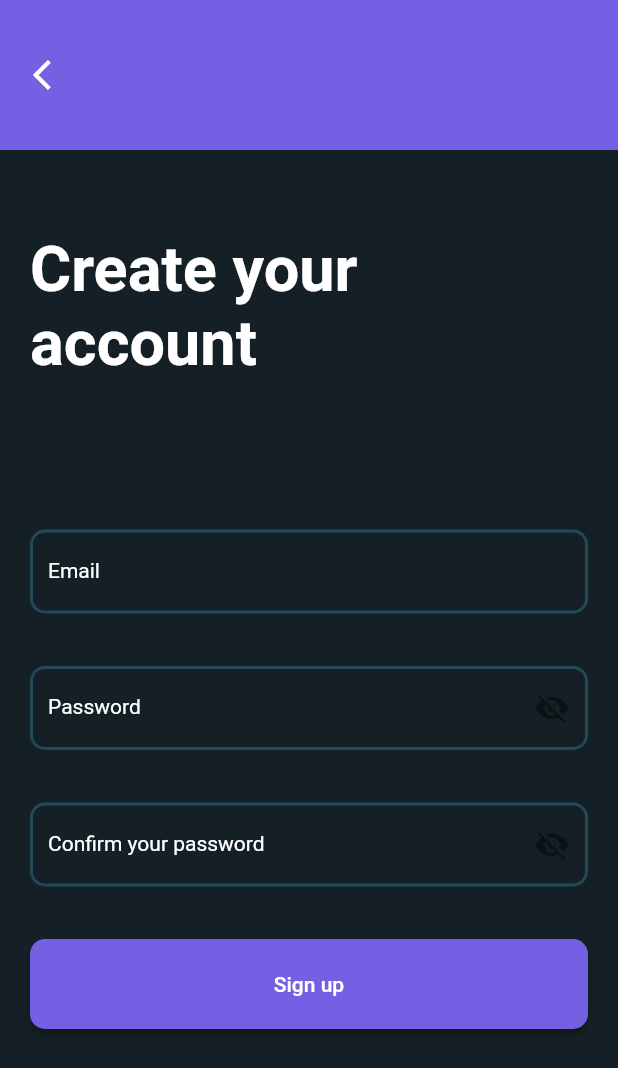
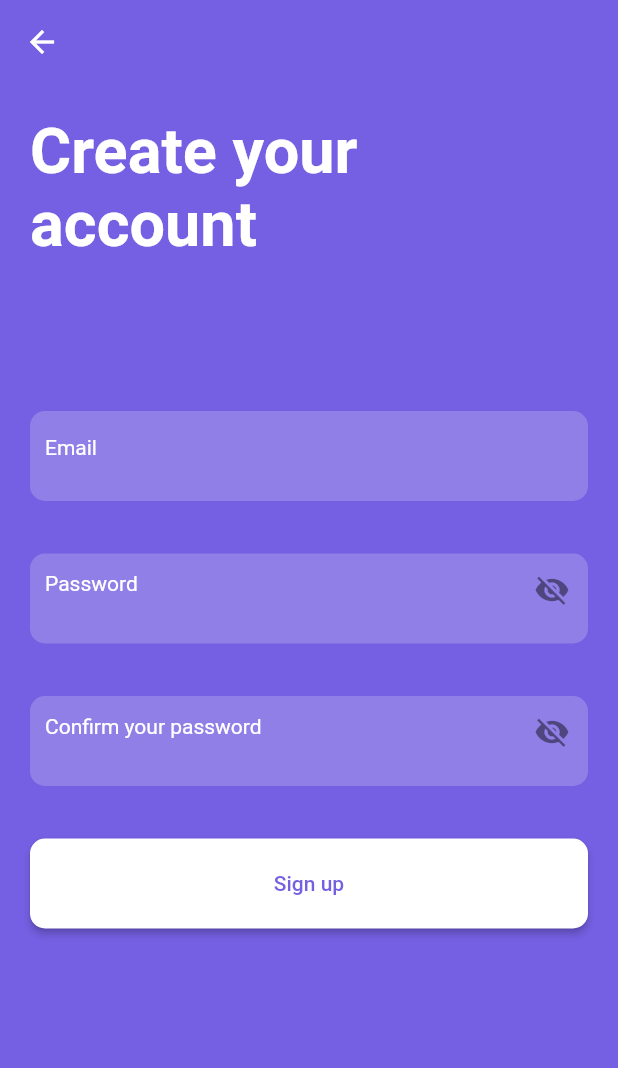
Before and after one commit to caiovini64/old-taskee, a Flutter app: the RegisterPage screen opened by its route, on a phone screen of 412 x 824 dp. Shown: the top 1068 px of the screen. Run offline on Flutter 3.47's test engine with Material 2 defaults, Android fonts, the phone set to English and light mode, and no system bars; our stand-ins replace bloc, dartz, equatable, flutter_bloc, flutter_dotenv, get and 1 more.

Commit message:
feat: update RegisterPage design

```diff
--- a/lib/ui/pages/login/login_page.dart
+++ b/lib/ui/pages/login/login_page.dart
@@ -4,6 +4,7 @@ import 'package:get/get.dart';
 import 'package:taskee/ui/helpers/helpers.dart';
 import 'package:taskee/ui/mixins/validator_mixin.dart';
 import 'package:taskee/ui/pages/newTask/components/custom_task_field.dart';
+import 'package:taskee/ui/pages/register/register_page.dart';
 import 'package:taskee/ui/widgets/widgets.dart';
 
 import 'controller/login_controller.dart';
@@ -131,7 +132,7 @@ class _LoginPageState extends State<LoginPage> {
                                 borderRadius: BorderRadius.circular(10),
                               ),
                             ),
-                            onPressed: () => Get.toNamed('/register'),
+                            onPressed: () => Get.toNamed(RegisterPage.route),
                           ),
                           SizedBox(height: 35),
                         ],
--- a/lib/ui/pages/register/register_page.dart
+++ b/lib/ui/pages/register/register_page.dart
@@ -3,6 +3,7 @@ import 'package:flutter_bloc/flutter_bloc.dart';
 import 'package:get/get.dart';
 import 'package:taskee/ui/helpers/helpers.dart';
 import 'package:taskee/ui/mixins/validator_mixin.dart';
+import 'package:taskee/ui/pages/newTask/components/custom_task_field.dart';
 import 'package:taskee/ui/pages/register/controller/register_controller.dart';
 import 'package:taskee/ui/widgets/widgets.dart';
 
@@ -41,40 +42,25 @@ class _RegisterPageState extends State<RegisterPage> {
       builder: (context, state) {
         return Scaffold(
           resizeToAvoidBottomInset: false,
+          appBar: AppBar(
+            backgroundColor: Colors.transparent,
+            elevation: 0,
+          ),
           body: Container(
             child: Form(
               key: _formKey,
               child: Column(
                 children: [
-                  SizedBox(
-                    height: 100,
-                    child: Row(
-                      mainAxisAlignment: MainAxisAlignment.start,
-                      children: [
-                        SizedBox(width: 10),
-                        IconButton(
-                          icon: Icon(
-                            Icons.arrow_back_ios,
-                            color: Colors.white,
-                          ),
-                          onPressed: () {
-                            Get.back();
-                          },
-                        ),
-                      ],
-                    ),
-                  ),
                   Expanded(
                     child: SingleChildScrollView(
                       scrollDirection: Axis.vertical,
                       child: Container(
                         height: MediaQuery.of(context).size.height,
                         padding: EdgeInsets.all(20),
-                        color: Theme.of(context).backgroundColor,
+                        color: Theme.of(context).primaryColor,
                         child: Column(
                           crossAxisAlignment: CrossAxisAlignment.center,
                           children: [
-                            SizedBox(height: 35),
                             Align(
                               alignment: Alignment.topLeft,
                               child: Text(
@@ -83,19 +69,21 @@ class _RegisterPageState extends State<RegisterPage> {
                               ),
                             ),
                             SizedBox(height: 100),
-                            CustomTextFieldWidget(
+                            CustomTaskFieldWidget(
                               labelText: 'Email',
                               semanticsLabel: 'Email text field'.tr,
                               inputType: TextInputType.emailAddress,
                               controller: emailController,
+                              maxLines: 1,
                               obscureText: false,
                               validator: (value) => widget.validateEmail(value),
                             ),
                             SizedBox(height: 35),
-                            CustomTextFieldWidget(
+                            CustomTaskFieldWidget(
                               labelText: 'Password'.tr,
                               semanticsLabel: 'Password text field'.tr,
                               inputType: TextInputType.visiblePassword,
+                              maxLines: 1,
                               controller: passwordController,
                               obscureText: obscureText,
                               suffixIcon: GestureDetector(
@@ -113,11 +101,12 @@ class _RegisterPageState extends State<RegisterPage> {
                                   widget.validatePassword(value),
                             ),
                             SizedBox(height: 35),
-                            CustomTextFieldWidget(
+                            CustomTaskFieldWidget(
                               labelText: 'Confirm your password'.tr,
                               semanticsLabel:
                                   'Confirm your password text field'.tr,
                               inputType: TextInputType.visiblePassword,
+                              maxLines: 1,
                               controller: confirmPasswordController,
                               obscureText: obscureText,
                               suffixIcon: GestureDetector(
@@ -138,12 +127,13 @@ class _RegisterPageState extends State<RegisterPage> {
                             ElevatedButton(
                               child: state is RegisterLoading
                                   ? CircularProgressIndicator(
-                                      color: Colors.white,
+                                      color: primaryColor,
                                     )
                                   : Text('Sign up'.tr),
                               style: ElevatedButton.styleFrom(
                                 minimumSize: Size(400, 60),
-                                primary: primaryColor,
+                                primary: Colors.white,
+                                onPrimary: primaryColor,
                                 shape: RoundedRectangleBorder(
                                     borderRadius: BorderRadius.circular(10)),
                               ),
```
